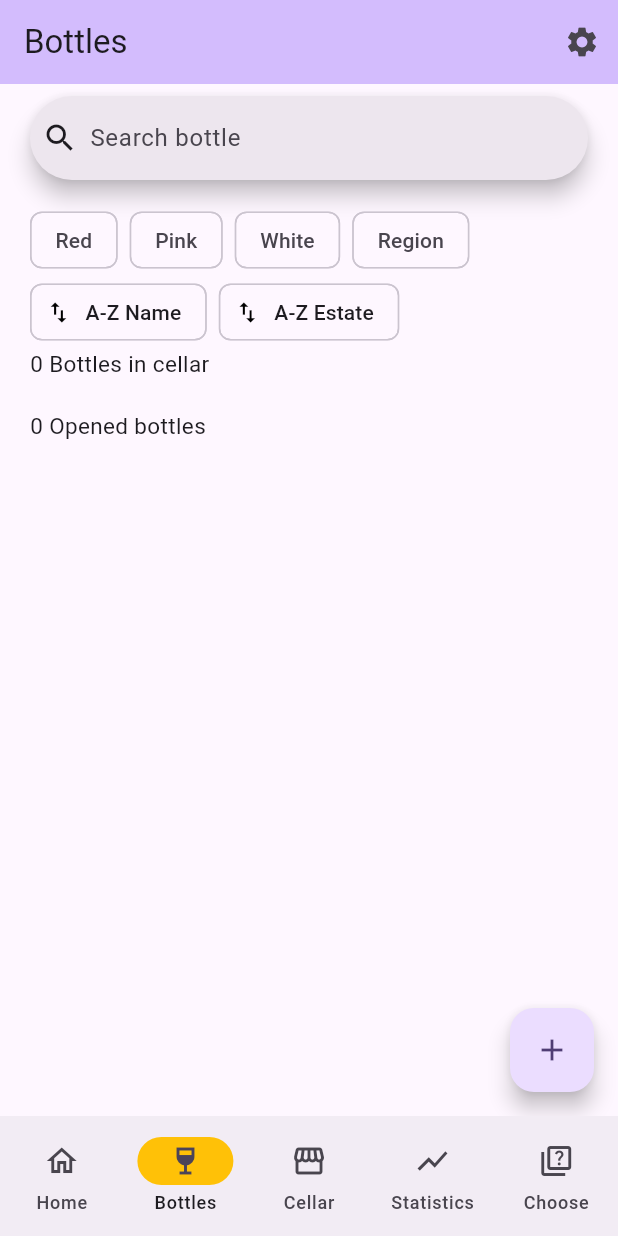
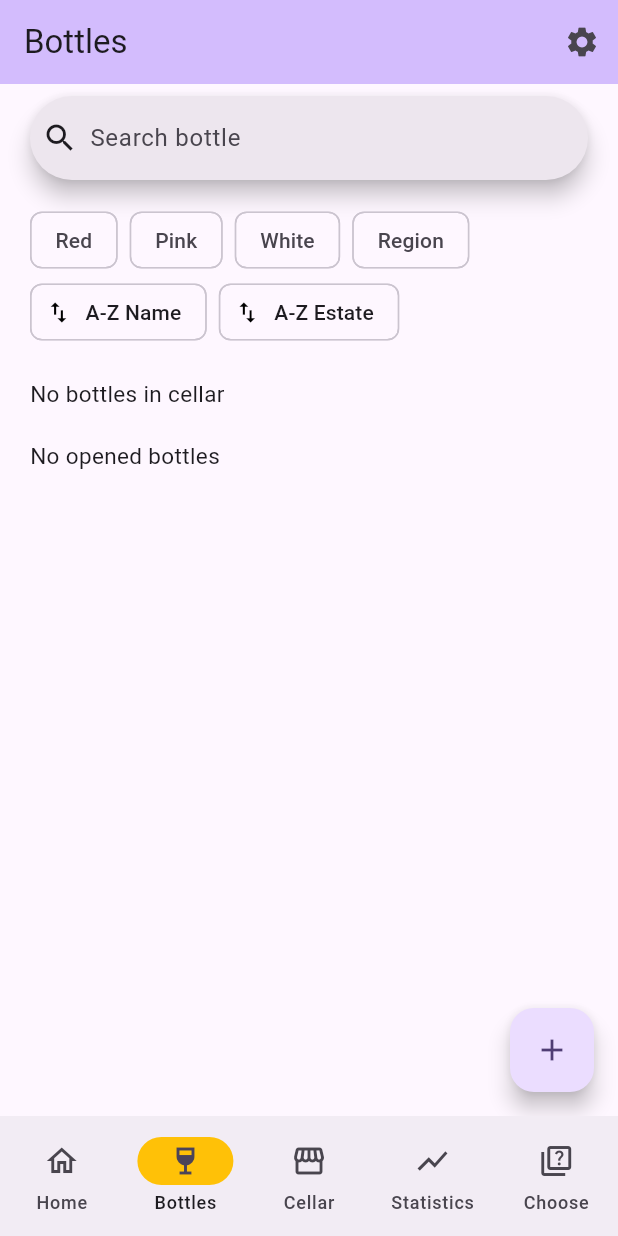
Before and after one commit to Miunn/cave_manager, a Flutter app: the screen it shows after launch, item 2 of the bottom bar chosen, on a phone screen of 412 x 824 dp. Run offline on Flutter 3.47's test engine with Material 3 defaults, Android fonts, the phone set to English and light mode, and no system bars; our stand-ins replace camera, country_picker, material_design_icons_flutter, shared_preferences, sqflite; accounts and stored records are empty; generated files the repository leaves out were written again.

Commit message:
Renamed empty bottle list

```diff
--- a/lib/l10n/app_en.arb
+++ b/lib/l10n/app_en.arb
@@ -42,8 +42,8 @@
 	"wipe": "Wipe",
 
 	"bottlesTotal": "{bottles, plural, zero{0 bottles} one{1 bottle} other{{bottles} bottles}}",
-	"bottlesCellar": "{bottles, plural, zero{0 Bottles in cellar} one{1 Bottle in cellar} other{{bottles} Bottles in cellar}}",
-	"bottlesTakenOut": "{bottles, plural, zero{0 Opened bottles} one{1 Opened bottle} other{{bottles} Opened bottles}}",
+	"bottlesCellar": "{bottles, plural, zero{No bottles in cellar} one{1 Bottle in cellar} other{{bottles} Bottles in cellar}}",
+	"bottlesTakenOut": "{bottles, plural, zero{No opened bottles} one{1 Opened bottle} other{{bottles} Opened bottles}}",
 	"redWine": "Red wine",
 	"pinkWine": "Pink wine",
 	"whiteWine": "White wine",
--- a/lib/screens/top_screens/bottles.dart
+++ b/lib/screens/top_screens/bottles.dart
@@ -225,6 +225,7 @@ class _BottlesState extends State<Bottles> {
                     ),
                   ],
                 ),
+                const SizedBox(height: 20),
                 Text(AppLocalizations.of(context)!.bottlesCellar(closedBottles.length), style: const TextStyle(fontSize: 15)),
                 ListView.builder(
                     shrinkWrap: true,
@@ -233,9 +234,7 @@ class _BottlesState extends State<Bottles> {
                     itemBuilder: (BuildContext context, int index) {
                       return BottleListCard(bottleId: closedBottles[index].id!);
                     }),
-                const SizedBox(
-                  height: 20,
-                ),
+                const SizedBox(height: 20),
                 Text(AppLocalizations.of(context)!.bottlesTakenOut(openedBottles.length), style: const TextStyle(fontSize: 15)),
                 ListView.builder(
                     shrinkWrap: true,
```
